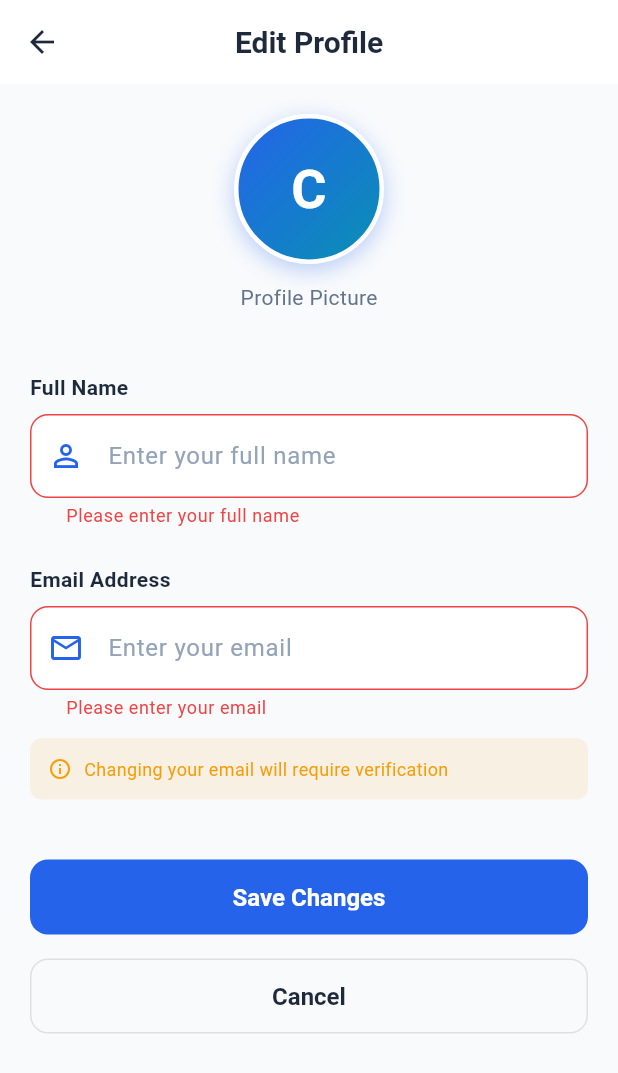
After one commit to robertterquin/Chainly, a Flutter app: the EditProfileScreen screen opened directly, after a tap on "Save Changes", on a phone screen of 412 x 824 dp. The commit adds this screen. Shown: the top 1073 px of the screen. Run offline on Flutter 3.47's test engine with Material 3 defaults, Android fonts, the phone set to English and light mode, and no system bars; our stand-ins replace flutter_riverpod, get_it, supabase_flutter; accounts and stored records are empty.

Commit message:
refactor: Integrate EditProfileScreen and update profile card logic in ProfileScreen

```diff
--- /dev/null
+++ b/chainly/lib/screens/profile/edit_profile_screen.dart
@@ -0,0 +1,384 @@
+import 'package:flutter/material.dart';
+import 'package:flutter_riverpod/flutter_riverpod.dart';
+import 'package:supabase_flutter/supabase_flutter.dart';
+import '../../utils/theme.dart';
+
+/// Edit Profile Screen
+/// Allows users to update their profile information (name and email)
+class EditProfileScreen extends ConsumerStatefulWidget {
+  const EditProfileScreen({super.key});
+
+  @override
+  ConsumerState<EditProfileScreen> createState() => _EditProfileScreenState();
+}
+
+class _EditProfileScreenState extends ConsumerState<EditProfileScreen> {
+  final _formKey = GlobalKey<FormState>();
+  final _fullNameController = TextEditingController();
+  final _emailController = TextEditingController();
+  bool _isLoading = false;
+  bool _hasChanges = false;
+
+  @override
+  void initState() {
+    super.initState();
+    _loadUserData();
+
+    // Add listeners to detect changes
+    _fullNameController.addListener(_checkForChanges);
+    _emailController.addListener(_checkForChanges);
+  }
+
+  @override
+  void dispose() {
+    _fullNameController.dispose();
+    _emailController.dispose();
+    super.dispose();
+  }
+
+  void _loadUserData() {
+    final user = Supabase.instance.client.auth.currentUser;
+    if (user != null) {
+      _fullNameController.text = user.userMetadata?['full_name'] ?? '';
+      _emailController.text = user.email ?? '';
+    }
+  }
+
+  void _checkForChanges() {
+    final user = Supabase.instance.client.auth.currentUser;
+    if (user != null) {
+      final hasNameChanged = _fullNameController.text != (user.userMetadata?['full_name'] ?? '');
+      final hasEmailChanged = _emailController.text != (user.email ?? '');
+
+      setState(() {
+        _hasChanges = hasNameChanged || hasEmailChanged;
+      });
+    }
+  }
+
+  Future<void> _saveProfile() async {
+    if (!_formKey.currentState!.validate()) return;
+    if (!_hasChanges) {
+      Navigator.pop(context);
+      return;
+    }
+
+    setState(() => _isLoading = true);
+
+    try {
+      final user = Supabase.instance.client.auth.currentUser;
+      if (user == null) throw Exception('User not logged in');
+
+      final currentEmail = user.email ?? '';
+      final newEmail = _emailController.text.trim();
+      final newFullName = _fullNameController.text.trim();
+
+      // Update user metadata (full name)
+      if (newFullName != (user.userMetadata?['full_name'] ?? '')) {
+        await Supabase.instance.client.auth.updateUser(
+          UserAttributes(
+            data: {'full_name': newFullName},
+          ),
+        );
+      }
+
+      // Update email if changed
+      if (newEmail != currentEmail) {
+        await Supabase.instance.client.auth.updateUser(
+          UserAttributes(email: newEmail),
+        );
+
+        if (mounted) {
+          showDialog(
+            context: context,
+            barrierDismissible: false,
+            builder: (context) => AlertDialog(
+              title: const Text('Email Verification Required'),
+              content: const Text(
+                'A verification email has been sent to your new email address. '
+                'Please verify your new email to complete the change.',
+              ),
+              actions: [
+                TextButton(
+                  onPressed: () {
+                    Navigator.pop(context); // Close dialog
+                    Navigator.pop(context); // Return to profile
+                  },
+                  child: const Text('OK'),
+                ),
+              ],
+            ),
+          );
+          return;
+        }
+      }
+
+      if (mounted) {
+        ScaffoldMessenger.of(context).showSnackBar(
+          SnackBar(
+            content: const Text('Profile updated successfully!'),
+            backgroundColor: ChainlyTheme.successColor,
+          ),
+        );
+        Navigator.pop(context);
+      }
+    } catch (e) {
+      if (mounted) {
+        ScaffoldMessenger.of(context).showSnackBar(
+          SnackBar(
+            content: Text('Failed to update profile: ${e.toString()}'),
+            backgroundColor: ChainlyTheme.errorColor,
+          ),
+        );
+      }
+    } finally {
+      if (mounted) {
+        setState(() => _isLoading = false);
+      }
+    }
+  }
+
+  @override
+  Widget build(BuildContext context) {
+    return Scaffold(
+      appBar: AppBar(
+        backgroundColor: Colors.white,
+        elevation: 0,
+        leading: IconButton(
+          icon: Icon(Icons.arrow_back, color: ChainlyTheme.textPrimary),
+          onPressed: () => Navigator.pop(context),
+        ),
+        title: Text(
+          'Edit Profile',
+          style: TextStyle(
+            color: ChainlyTheme.textPrimary,
+            fontSize: 20,
+            fontWeight: FontWeight.bold,
+          ),
+        ),
+      ),
+      body: SafeArea(
+        child: SingleChildScrollView(
+          padding: const EdgeInsets.all(20),
+          child: Form(
+            key: _formKey,
+            child: Column(
+              crossAxisAlignment: CrossAxisAlignment.start,
+              children: [
+                // Profile Avatar Section
+                Center(
+                  child: Column(
+                    children: [
+                      Container(
+                        width: 100,
+                        height: 100,
+                        decoration: BoxDecoration(
+                          gradient: ChainlyTheme.primaryGradient,
+                          shape: BoxShape.circle,
+                          border: Border.all(color: Colors.white, width: 3),
+                          boxShadow: ChainlyTheme.buttonShadow,
+                        ),
+                        child: Center(
+                          child: Text(
+                            _getInitials(_fullNameController.text),
+                            style: const TextStyle(
+                              fontSize: 36,
+                              fontWeight: FontWeight.bold,
+                              color: Colors.white,
+                            ),
+                          ),
+                        ),
+                      ),
+                      const SizedBox(height: 12),
+                      Text(
+                        'Profile Picture',
+                        style: TextStyle(
+                          fontSize: 14,
+                          color: ChainlyTheme.textSecondary,
+                        ),
+                      ),
+                    ],
+                  ),
+                ),
+                const SizedBox(height: 40),
+
+                // Full Name Field
+                Text(
+                  'Full Name',
+                  style: TextStyle(
+                    fontSize: 14,
+                    fontWeight: FontWeight.w600,
+                    color: ChainlyTheme.textPrimary,
+                  ),
+                ),
+                const SizedBox(height: 8),
+                TextFormField(
+                  controller: _fullNameController,
+                  decoration: InputDecoration(
+                    hintText: 'Enter your full name',
+                    prefixIcon: Icon(Icons.person_outline, color: ChainlyTheme.primaryColor),
+                    border: OutlineInputBorder(
+                      borderRadius: BorderRadius.circular(ChainlyTheme.radiusMedium),
+                      borderSide: BorderSide(color: Colors.grey.shade300),
+                    ),
+                    enabledBorder: OutlineInputBorder(
+                      borderRadius: BorderRadius.circular(ChainlyTheme.radiusMedium),
+                      borderSide: BorderSide(color: Colors.grey.shade300),
+                    ),
+                    focusedBorder: OutlineInputBorder(
+                      borderRadius: BorderRadius.circular(ChainlyTheme.radiusMedium),
+                      borderSide: BorderSide(color: ChainlyTheme.primaryColor, width: 2),
+                    ),
+                    filled: true,
+                    fillColor: ChainlyTheme.surfaceColor,
+                  ),
+                  validator: (value) {
+                    if (value == null || value.trim().isEmpty) {
+                      return 'Please enter your full name';
+                    }
+                    return null;
+                  },
+                ),
+                const SizedBox(height: 24),
+
+                // Email Field
+                Text(
+                  'Email Address',
+                  style: TextStyle(
+                    fontSize: 14,
+                    fontWeight: FontWeight.w600,
+                    color: ChainlyTheme.textPrimary,
+                  ),
+                ),
+                const SizedBox(height: 8),
+                TextFormField(
+                  controller: _emailController,
+                  keyboardType: TextInputType.emailAddress,
+                  decoration: InputDecoration(
+                    hintText: 'Enter your email',
+                    prefixIcon: Icon(Icons.email_outlined, color: ChainlyTheme.primaryColor),
+                    border: OutlineInputBorder(
+                      borderRadius: BorderRadius.circular(ChainlyTheme.radiusMedium),
+                      borderSide: BorderSide(color: Colors.grey.shade300),
+                    ),
+                    enabledBorder: OutlineInputBorder(
+                      borderRadius: BorderRadius.circular(ChainlyTheme.radiusMedium),
+                      borderSide: BorderSide(color: Colors.grey.shade300),
+                    ),
+                    focusedBorder: OutlineInputBorder(
+                      borderRadius: BorderRadius.circular(ChainlyTheme.radiusMedium),
+                      borderSide: BorderSide(color: ChainlyTheme.primaryColor, width: 2),
+                    ),
+                    filled: true,
+                    fillColor: ChainlyTheme.surfaceColor,
+                  ),
+                  validator: (value) {
+                    if (value == null || value.trim().isEmpty) {
+                      return 'Please enter your email';
+                    }
+                    if (!RegExp(r'^[\w-\.]+@([\w-]+\.)+[\w-]{2,4}$').hasMatch(value)) {
+                      return 'Please enter a valid email';
+                    }
+                    return null;
+                  },
+                ),
+                const SizedBox(height: 12),
+                Container(
+                  padding: const EdgeInsets.all(12),
+                  decoration: BoxDecoration(
+                    color: ChainlyTheme.warningColor.withOpacity(0.1),
+                    borderRadius: BorderRadius.circular(ChainlyTheme.radiusSmall),
+                  ),
+                  child: Row(
+                    children: [
+                      Icon(Icons.info_outline,
+                        size: 16,
+                        color: ChainlyTheme.warningColor,
+                      ),
+                      const SizedBox(width: 8),
+                      Expanded(
+                        child: Text(
+                          'Changing your email will require verification',
+                          style: TextStyle(
+                            fontSize: 12,
+                            color: ChainlyTheme.warningColor,
+                          ),
+                        ),
+                      ),
+                    ],
+                  ),
+                ),
+                const SizedBox(height: 40),
+
+                // Save Button
+                SizedBox(
+                  width: double.infinity,
+                  height: 50,
+                  child: ElevatedButton(
+                    onPressed: _isLoading ? null : _saveProfile,
+                    style: ElevatedButton.styleFrom(
+                      backgroundColor: ChainlyTheme.primaryColor,
+                      foregroundColor: Colors.white,
+                      disabledBackgroundColor: Colors.grey.shade300,
+                      elevation: 0,
+                      shape: RoundedRectangleBorder(
+                        borderRadius: BorderRadius.circular(ChainlyTheme.radiusMedium),
+                      ),
+                    ),
+                    child: _isLoading
+                        ? const SizedBox(
+                            height: 20,
+                            width: 20,
+                            child: CircularProgressIndicator(
+                              strokeWidth: 2,
+                              color: Colors.white,
+                            ),
+                          )
+                        : const Text(
+                            'Save Changes',
+                            style: TextStyle(
+                              fontSize: 16,
+                              fontWeight: FontWeight.w600,
+                            ),
+                          ),
+                  ),
+                ),
+                const SizedBox(height: 16),
+
+                // Cancel Button
+                SizedBox(
+                  width: double.infinity,
+                  height: 50,
+                  child: OutlinedButton(
+                    onPressed: _isLoading ? null : () => Navigator.pop(context),
+                    style: OutlinedButton.styleFrom(
+                      foregroundColor: ChainlyTheme.textPrimary,
+                      side: BorderSide(color: Colors.grey.shade300),
+                      shape: RoundedRectangleBorder(
+                        borderRadius: BorderRadius.circular(ChainlyTheme.radiusMedium),
+                      ),
+                    ),
+                    child: const Text(
+                      'Cancel',
+                      style: TextStyle(
+                        fontSize: 16,
+                        fontWeight: FontWeight.w600,
+                      ),
+                    ),
+                  ),
+                ),
+              ],
+            ),
+          ),
+        ),
+      ),
+    );
+  }
+
+  String _getInitials(String name) {
+    final parts = name.trim().split(' ');
+    if (parts.isEmpty || parts[0].isEmpty) return 'C';
+    if (parts.length == 1) return parts[0][0].toUpperCase();
+    return '${parts[0][0]}${parts[parts.length - 1][0]}'.toUpperCase();
+  }
+}
--- a/chainly/lib/screens/profile/profile_screen.dart
+++ b/chainly/lib/screens/profile/profile_screen.dart
@@ -6,6 +6,7 @@ import '../../utils/routes.dart';
 import '../../widgets/custom_app_header.dart';
 import '../../providers/providers.dart';
 import '../../models/bike.dart';
+import 'edit_profile_screen.dart';
 
 /// Profile Screen
 /// Shows user info, bike info, settings access, and logout option
@@ -43,7 +44,7 @@ class ProfileScreen extends ConsumerWidget {
               const SizedBox(height: 24),
 
               // Profile Card
-              _buildProfileCard(fullName, email),
+              _buildProfileCard(context, ref, fullName, email),
               const SizedBox(height: 24),
 
               // My Bikes Section
@@ -68,7 +69,7 @@ class ProfileScreen extends ConsumerWidget {
     );
   }
 
-  Widget _buildProfileCard(String fullName, String email) {
+  Widget _buildProfileCard(BuildContext context, WidgetRef ref, String fullName, String email) {
     // Generate initials from full name
     String getInitials(String name) {
       final parts = name.trim().split(' ');
@@ -146,7 +147,18 @@ class ProfileScreen extends ConsumerWidget {
               ],
             ),
           ),
-          Container(
+          GestureDetector(
+            onTap: () async {
+              await Navigator.push(
+                context,
+                MaterialPageRoute(
+                  builder: (context) => const EditProfileScreen(),
+                ),
+              );
+              // Refresh profile data after returning from edit screen
+              ref.read(bikesNotifierProvider.notifier).loadBikes();
+            },
+            child: Container(
               padding: const EdgeInsets.all(10),
               decoration: BoxDecoration(
                 color: Colors.white.withOpacity(0.2),
@@ -156,6 +168,7 @@ class ProfileScreen extends ConsumerWidget {
                 Icons.edit_outlined,
                 color: Colors.white,
                 size: 20,
+              ),
             ),
           ),
         ],
```
Lines whose indentation alone changed are shown as unchanged.
